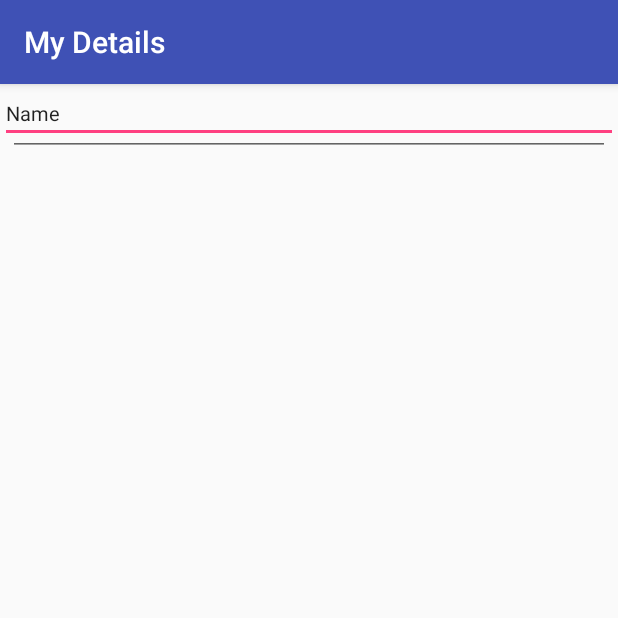
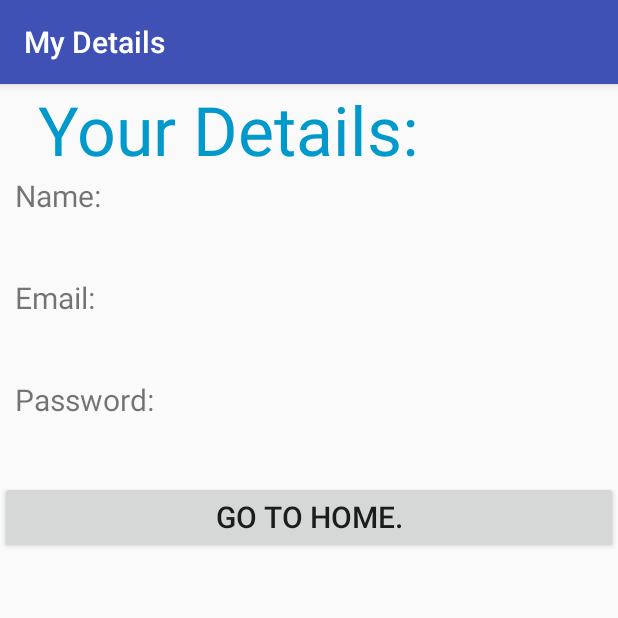
Before and after one commit to AmerShadow/Login, an Android app: the Details screen opened directly, with no data from a screen before it, on a phone screen of 412 x 824 dp, the top half of it. Run offline under Robolectric (Android 15) with nearby library versions, the phone set to English and light mode, and no system bars; 2 statements that could not run were skipped.

Commit message:
Simple login page using shared preferences

```diff
--- a/app/src/main/java/com/example/avantari/login/Details.java
+++ b/app/src/main/java/com/example/avantari/login/Details.java
@@ -1,13 +1,61 @@
 package com.example.avantari.login;
 
+import android.content.Intent;
+import android.content.SharedPreferences;
+import android.os.Bundle;
 import android.support.v7.app.AppCompatActivity;
-import android.os.Bundle;
+import android.util.Log;
+import android.view.View;
+import android.widget.Button;
+import android.widget.TextView;
 
 public class Details extends AppCompatActivity {
 
+    SharedPreferences sharedPreferences;
+    SharedPreferences.Editor editor;
+    String fname, lname, email, pass;
+    String TAG = Details.class.getSimpleName();
+    Button b = findViewById(R.id.main);
     @Override
     protected void onCreate(Bundle savedInstanceState) {
         super.onCreate(savedInstanceState);
         setContentView(R.layout.activity_details);
+        setId();
+        printDetails();
+    }
+
+
+    private void setId() {
+        sharedPreferences = getSharedPreferences("com.example.avantari.sharedPreferences", MODE_PRIVATE);
+        editor = sharedPreferences.edit();
+
+    }
+
+    private void printDetails() {
+        fname = sharedPreferences.getString("fname1", "");
+        lname = sharedPreferences.getString("lname1", "");
+        email = sharedPreferences.getString("email", "");
+        pass = sharedPreferences.getString("pass", "");
+        Log.d(TAG, "Name:" + fname);
+        Log.d(TAG, "Name:" + lname);
+        Log.d(TAG, "Name:" + email);
+        Log.d(TAG, "Name:" + pass);
+        TextView t1, t2, t3;
+        t1 = findViewById(R.id.name);
+        t2 = findViewById(R.id.email);
+        t3 = findViewById(R.id.pass);
+        t1.setText(fname + " " + lname);
+        t2.setText(email);
+        t3.setText(pass);
+
+        b.setOnClickListener(new View.OnClickListener() {
+            @Override
+            public void onClick(View view) {
+                Intent x = new Intent(Details.this, MainActivity.class);
+                startActivity(x);
+                finish();
+            }
+        });
+
     }
 }
--- a/app/src/main/res/layout/activity_details.xml
+++ b/app/src/main/res/layout/activity_details.xml
@@ -1,38 +1,89 @@
 <?xml version="1.0" encoding="utf-8"?>
-<android.support.constraint.ConstraintLayout xmlns:android="http://schemas.android.com/apk/res/android"
-    xmlns:app="http://schemas.android.com/apk/res-auto"
-    xmlns:tools="http://schemas.android.com/tools"
+
+<LinearLayout xmlns:android="http://schemas.android.com/apk/res/android"
     android:layout_width="match_parent"
     android:layout_height="match_parent"
-    tools:context=".Details">
+    android:orientation="vertical">
+
+    <TextView
+
+        android:layout_width="match_parent"
+        android:layout_height="wrap_content"
+        android:layout_marginLeft="25dp"
+        android:text="Your Details:"
+        android:textColor="@android:color/holo_blue_dark"
+        android:textSize="45sp"
+
+        />
 
     <TextView
         android:layout_width="match_parent"
         android:layout_height="wrap_content"
-
-
-        />
-
-    <EditText
-        android:layout_width="match_parent"
-        android:layout_height="wrap_content"
-        android:text="Name"
-        android:textSize="20px"
-
-        />
-
-    <EditText
-        android:layout_width="match_parent"
-        android:layout_height="wrap_content"
-        android:textSize="20dp"
-        android:layout_margin="5dp"
-
+        android:layout_marginLeft="10dp"
+        android:text="Name:"
+        android:textSize="20sp"
 
         />
 
 
+    <TextView
+        android:id="@+id/name"
+        android:layout_width="match_parent"
+        android:layout_height="wrap_content"
+        android:layout_marginLeft="25dp"
+        android:text="_"
+        android:textSize="30sp"
+
+        />
 
 
+    <TextView
+        android:layout_width="match_parent"
+        android:layout_height="wrap_content"
+        android:layout_marginLeft="10dp"
+        android:text="Email:"
+        android:textSize="20sp"
+
+        />
 
 
-</android.support.constraint.ConstraintLayout>
+    <TextView
+        android:id="@+id/email"
+        android:layout_width="match_parent"
+        android:layout_height="wrap_content"
+        android:layout_marginLeft="25dp"
+        android:text="_"
+        android:textSize="30sp"
+
+        />
+
+    <TextView
+        android:layout_width="match_parent"
+        android:layout_height="wrap_content"
+        android:layout_marginLeft="10dp"
+        android:text="Password:"
+        android:textSize="20sp"
+
+        />
+
+    <TextView
+        android:id="@+id/pass"
+        android:text="_"
+        android:layout_width="match_parent"
+        android:layout_height="wrap_content"
+        android:textSize="30sp"
+
+        />
+
+    <Button
+        android:id="@+id/main"
+        android:layout_width="match_parent"
+        android:layout_height="wrap_content"
+        android:gravity="center"
+        android:text="Go to home."
+        android:textSize="20dp"
+
+        />
+
+
+</LinearLayout>
--- a/app/src/main/res/layout/activity_main.xml
+++ b/app/src/main/res/layout/activity_main.xml
@@ -27,7 +27,7 @@ android:orientation="vertical">
         android:layout_width="match_parent"
         android:layout_height="wrap_content"
         android:layout_margin="20dp"
-        android:inputType="text"
+        android:inputType="textEmailAddress"
 
         />
 
```
Also changed, not shown: app/src/main/java/com/example/avantari/login/MainActivity.java (+14 -9 lines), app/src/main/java/com/example/avantari/login/signup.java (+16 -9 lines), app/src/main/res/layout/signup.xml (+5 -6 lines).
